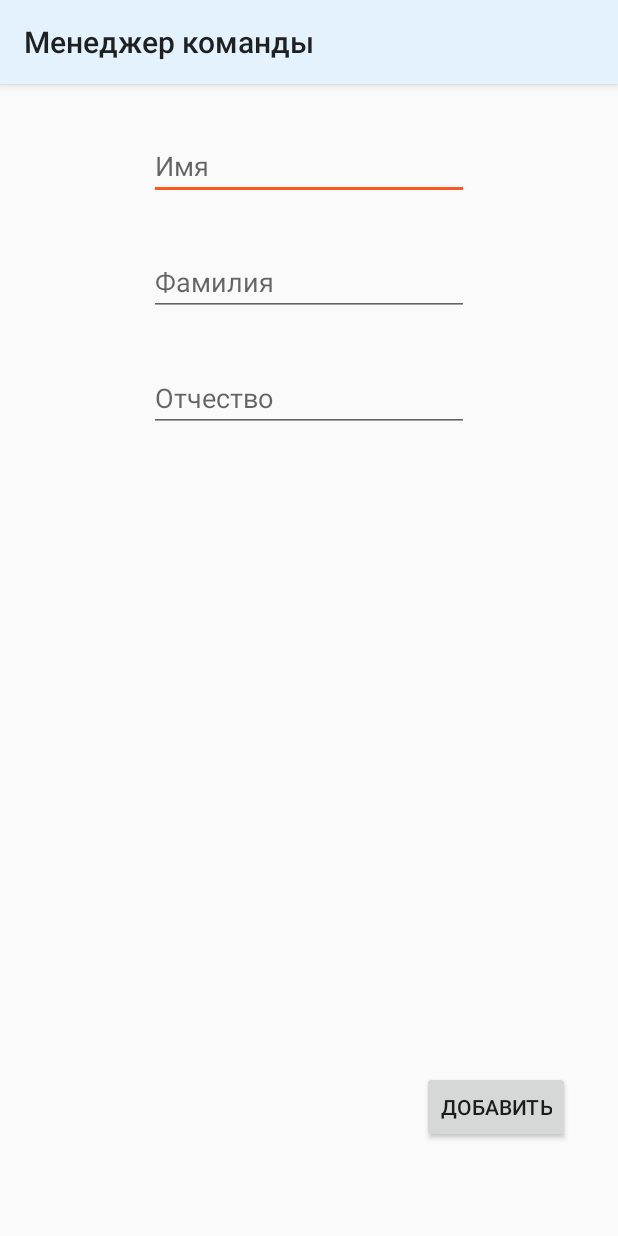
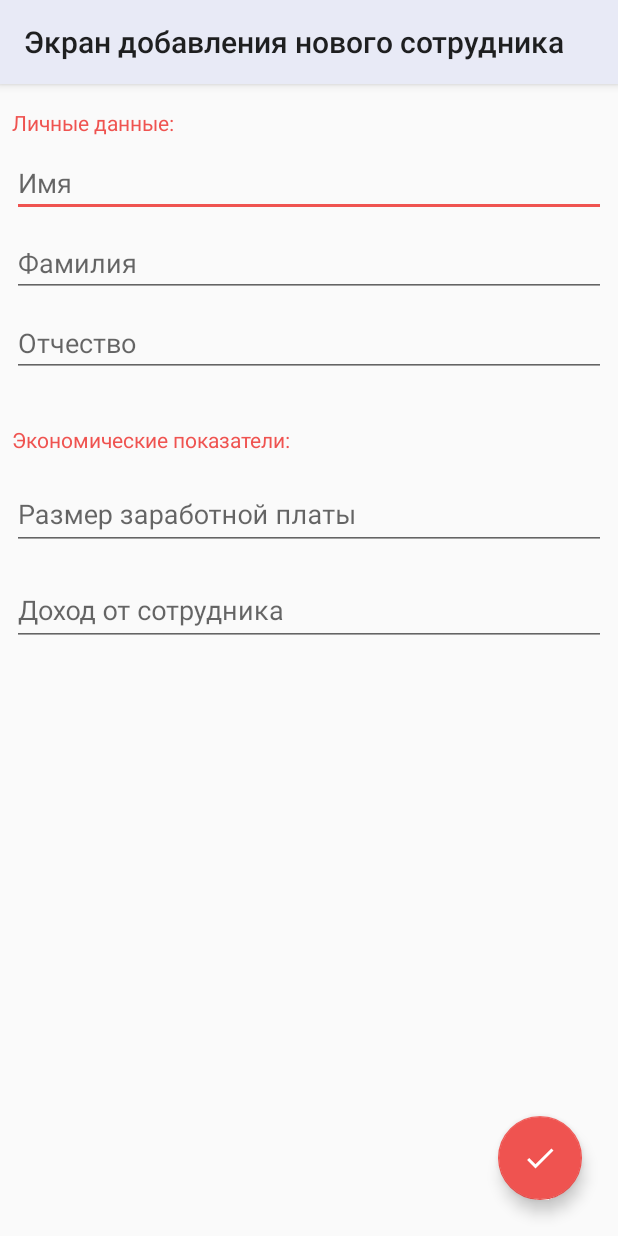
Before and after one commit to tigz19/MyTeam, an Android app: the AddTeamMemberActivity screen opened directly, with no data from a screen before it, on a phone screen of 412 x 824 dp. Run offline under Robolectric (Android 15) with nearby library versions, the phone set to English and light mode, and no system bars.

Commit message:
Employee Adding Activity layout, new resources and styles

```diff
--- a/app/build.gradle
+++ b/app/build.gradle
@@ -39,4 +39,5 @@ dependencies {
     androidTestImplementation 'androidx.test.ext:junit:1.1.1'
     androidTestImplementation 'androidx.test.espresso:espresso-core:3.2.0'
     implementation 'androidx.recyclerview:recyclerview:1.1.0'
+    implementation 'com.google.android.material:material:1.1.0'
 }
--- a/app/src/main/AndroidManifest.xml
+++ b/app/src/main/AndroidManifest.xml
@@ -18,11 +18,12 @@
             </intent-filter>
         </activity>
         <activity
+            android:name=".TeamListActivity"
             android:label="Экран списка сотрудников"
-            android:name=".TeamListActivity"
             android:noHistory="true" />
         <activity
             android:name=".AddTeamMemberActivity"
+            android:label="Экран добавления нового сотрудника"
             android:noHistory="true" />
     </application>
 
--- /dev/null
+++ b/app/src/main/res/drawable/ic_done_black_24dp.xml
@@ -0,0 +1,9 @@
+<vector xmlns:android="http://schemas.android.com/apk/res/android"
+        android:width="24dp"
+        android:height="24dp"
+        android:viewportWidth="24.0"
+        android:viewportHeight="24.0">
+    <path
+        android:fillColor="#FFFFFFFF"
+        android:pathData="M9,16.2L4.8,12l-1.4,1.4L9,19 21,7l-1.4,-1.4L9,16.2z"/>
+</vector>
--- a/app/src/main/res/layout/activity_main.xml
+++ b/app/src/main/res/layout/activity_main.xml
@@ -20,10 +20,11 @@
 
     <Button
         android:id="@+id/getTeamListButton"
+        style="@style/Widget.AppCompat.Button.Colored"
         android:layout_width="wrap_content"
         android:layout_height="wrap_content"
-        android:layout_marginBottom="32dp"
-        android:text="Список сотрудников"
+        android:layout_marginBottom="16dp"
+        android:text="Открыть список сотрудников"
         app:layout_constraintBottom_toTopOf="@+id/companyInfoText"
         app:layout_constraintEnd_toEndOf="parent"
         app:layout_constraintHorizontal_bias="0.502"
--- a/app/src/main/res/layout/add_team_member_activity.xml
+++ b/app/src/main/res/layout/add_team_member_activity.xml
@@ -8,26 +8,37 @@
 
     <EditText
         android:id="@+id/editName"
-        android:layout_width="wrap_content"
+        android:layout_width="0dp"
         android:layout_height="wrap_content"
-        android:layout_marginTop="32dp"
+        android:layout_marginStart="8dp"
+        android:layout_marginLeft="8dp"
+        android:layout_marginTop="8dp"
+        android:layout_marginEnd="8dp"
+        android:layout_marginRight="8dp"
         android:ems="10"
         android:hint="Имя"
         android:inputType="textPersonName"
+        android:singleLine="true"
         app:layout_constraintBottom_toTopOf="@+id/editSurname"
         app:layout_constraintEnd_toEndOf="parent"
+        app:layout_constraintHorizontal_bias="0.0"
         app:layout_constraintStart_toStartOf="parent"
-        app:layout_constraintTop_toTopOf="parent" />
+        app:layout_constraintTop_toBottomOf="@+id/private_data" />
 
     <EditText
         android:id="@+id/editSurname"
-        android:layout_width="wrap_content"
+        android:layout_width="0dp"
         android:layout_height="wrap_content"
-        android:layout_marginTop="32dp"
+        android:layout_marginStart="8dp"
+        android:layout_marginLeft="8dp"
+        android:layout_marginTop="8dp"
+        android:layout_marginEnd="8dp"
+        android:layout_marginRight="8dp"
         android:layout_marginBottom="8dp"
         android:ems="10"
         android:hint="Фамилия"
         android:inputType="textPersonName"
+        android:singleLine="true"
         app:layout_constraintBottom_toTopOf="@+id/editPatronymic"
         app:layout_constraintEnd_toEndOf="parent"
         app:layout_constraintStart_toStartOf="parent"
@@ -35,26 +46,100 @@
 
     <EditText
         android:id="@+id/editPatronymic"
-        android:layout_width="wrap_content"
-        android:layout_height="0dp"
-        android:layout_marginTop="32dp"
+        android:layout_width="0dp"
+        android:layout_height="wrap_content"
+        android:layout_marginStart="8dp"
+        android:layout_marginLeft="8dp"
+        android:layout_marginTop="8dp"
+        android:layout_marginEnd="8dp"
+        android:layout_marginRight="8dp"
         android:ems="10"
         android:hint="Отчество"
         android:inputType="textPersonName"
+        android:singleLine="true"
         app:layout_constraintEnd_toEndOf="parent"
         app:layout_constraintStart_toStartOf="parent"
         app:layout_constraintTop_toBottomOf="@+id/editSurname" />
 
-    <Button
+    <com.google.android.material.floatingactionbutton.FloatingActionButton
         android:id="@+id/addMemberButton"
         android:layout_width="wrap_content"
         android:layout_height="wrap_content"
-        android:layout_marginBottom="32dp"
-        android:text="Добавить"
+        android:layout_marginEnd="24dp"
+        android:layout_marginRight="24dp"
+        android:layout_marginBottom="24dp"
+        android:src="@drawable/ic_done_black_24dp"
         app:layout_constraintBottom_toBottomOf="parent"
+        app:layout_constraintEnd_toEndOf="parent" />
+
+    <com.google.android.material.textfield.TextInputLayout
+        android:id="@+id/salary"
+        android:layout_width="0dp"
+        android:layout_height="wrap_content"
+        android:layout_marginStart="8dp"
+        android:layout_marginLeft="8dp"
+        android:layout_marginTop="8dp"
+        android:layout_marginEnd="8dp"
+        android:layout_marginRight="8dp"
+        android:hint="Размер заработной платы"
         app:layout_constraintEnd_toEndOf="parent"
-        app:layout_constraintHorizontal_bias="0.897"
         app:layout_constraintStart_toStartOf="parent"
-        app:layout_constraintTop_toTopOf="parent"
-        app:layout_constraintVertical_bias="0.956" />
+        app:layout_constraintTop_toBottomOf="@+id/economic_data">
+
+        <com.google.android.material.textfield.TextInputEditText
+            android:layout_width="match_parent"
+            android:layout_height="wrap_content"
+            android:inputType="numberSigned" />
+    </com.google.android.material.textfield.TextInputLayout>
+
+    <TextView
+        android:id="@+id/private_data"
+        android:layout_width="0dp"
+        android:layout_height="wrap_content"
+        android:layout_marginStart="8dp"
+        android:layout_marginLeft="8dp"
+        android:layout_marginTop="16dp"
+        android:layout_marginEnd="8dp"
+        android:layout_marginRight="8dp"
+        android:text="Личные данные:"
+        android:textAppearance="@style/TextAppearance.AppCompat.Small"
+        android:textColor="@color/colorAccent"
+        app:layout_constraintEnd_toEndOf="parent"
+        app:layout_constraintStart_toStartOf="parent"
+        app:layout_constraintTop_toTopOf="parent" />
+
+    <TextView
+        android:id="@+id/economic_data"
+        android:layout_width="0dp"
+        android:layout_height="wrap_content"
+        android:layout_marginStart="8dp"
+        android:layout_marginLeft="8dp"
+        android:layout_marginTop="32dp"
+        android:layout_marginEnd="8dp"
+        android:layout_marginRight="8dp"
+        android:text="Экономические показатели:"
+        android:textAppearance="@style/TextAppearance.AppCompat.Small"
+        android:textColor="@color/colorAccent"
+        app:layout_constraintEnd_toEndOf="parent"
+        app:layout_constraintStart_toStartOf="parent"
+        app:layout_constraintTop_toBottomOf="@+id/editPatronymic" />
+
+    <com.google.android.material.textfield.TextInputLayout
+        android:layout_width="0dp"
+        android:layout_height="wrap_content"
+        android:layout_marginStart="8dp"
+        android:layout_marginLeft="8dp"
+        android:layout_marginTop="8dp"
+        android:layout_marginEnd="8dp"
+        android:layout_marginRight="8dp"
+        android:hint="Доход от сотрудника"
+        app:layout_constraintEnd_toEndOf="parent"
+        app:layout_constraintStart_toStartOf="parent"
+        app:layout_constraintTop_toBottomOf="@+id/salary">
+
+        <com.google.android.material.textfield.TextInputEditText
+            android:layout_width="match_parent"
+            android:layout_height="wrap_content"
+            android:inputType="numberSigned" />
+    </com.google.android.material.textfield.TextInputLayout>
 </androidx.constraintlayout.widget.ConstraintLayout>
--- a/app/src/main/res/layout/team_list_activity.xml
+++ b/app/src/main/res/layout/team_list_activity.xml
@@ -27,9 +27,14 @@
 
     <Button
         android:id="@+id/buttonAddMember"
-        android:layout_width="wrap_content"
+        style="@style/Widget.AppCompat.Button.Colored"
+        android:layout_width="0dp"
         android:layout_height="wrap_content"
-        android:layout_marginTop="32dp"
+        android:layout_marginStart="8dp"
+        android:layout_marginLeft="8dp"
+        android:layout_marginTop="16dp"
+        android:layout_marginEnd="8dp"
+        android:layout_marginRight="8dp"
         android:text="Добавить сотрудника"
         app:layout_constraintEnd_toEndOf="parent"
         app:layout_constraintHorizontal_bias="0.454"
@@ -48,6 +53,7 @@
         android:gravity="center"
         android:text="Свайпни для увольнения сотрудника"
         android:textAppearance="@style/TextAppearance.AppCompat.Medium"
+        android:textColor="@color/colorAccent"
         app:layout_constraintBottom_toBottomOf="parent"
         app:layout_constraintEnd_toEndOf="parent"
         app:layout_constraintStart_toStartOf="parent" />
--- a/app/src/main/res/values/colors.xml
+++ b/app/src/main/res/values/colors.xml
@@ -1,6 +1,6 @@
 <?xml version="1.0" encoding="utf-8"?>
 <resources>
-    <color name="colorPrimary">#E3F2FD</color>
-    <color name="colorPrimaryDark">#BBDEFB</color>
-    <color name="colorAccent">#FF5722</color>
+    <color name="colorPrimary">#E8EAF6</color>
+    <color name="colorPrimaryDark">#D1C4E9</color>
+    <color name="colorAccent">#EF5350</color>
 </resources>
```
